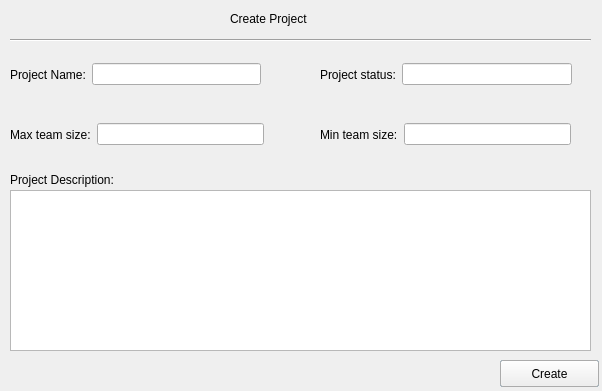
Qt form D1/createprojectview.ui (GuelorEmanuel/Team-Tech-Support) before a commit.
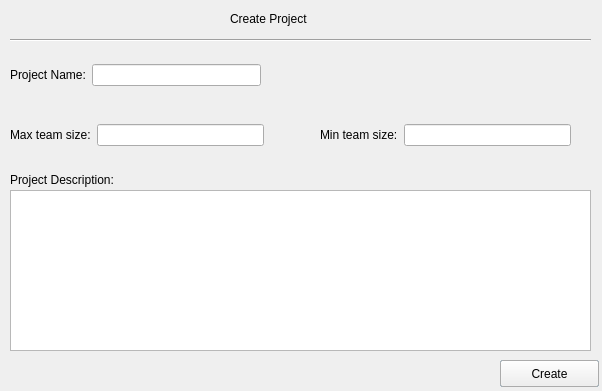
The same form after that commit.

Commit message: Connected create project view, control, and model

Diff of the .ui file:
```diff
--- a/D1/createprojectview.ui
+++ b/D1/createprojectview.ui
@@ -88,35 +88,13 @@
     </rect>
    </property>
   </widget>
-  <widget class="QWidget" name="">
-   <property name="geometry">
-    <rect>
-     <x>320</x>
-     <y>60</y>
-     <width>252</width>
-     <height>29</height>
-    </rect>
-   </property>
-   <layout class="QHBoxLayout" name="horizontalLayout">
-    <item>
-     <widget class="QLabel" name="label_2">
-      <property name="text">
-       <string>Project status:</string>
-      </property>
-     </widget>
-    </item>
-    <item>
-     <widget class="QLineEdit" name="projectStatusLE"/>
-    </item>
-   </layout>
-  </widget>
-  <widget class="QWidget" name="">
+  <widget class="QWidget" name="layoutWidget">
    <property name="geometry">
     <rect>
      <x>10</x>
      <y>60</y>
      <width>251</width>
-     <height>29</height>
+     <height>30</height>
     </rect>
    </property>
    <layout class="QHBoxLayout" name="horizontalLayout_2">
@@ -132,13 +110,13 @@
     </item>
    </layout>
   </widget>
-  <widget class="QWidget" name="">
+  <widget class="QWidget" name="layoutWidget">
    <property name="geometry">
     <rect>
      <x>10</x>
      <y>120</y>
      <width>254</width>
-     <height>29</height>
+     <height>30</height>
     </rect>
    </property>
    <layout class="QHBoxLayout" name="horizontalLayout_3">
@@ -154,13 +132,13 @@
     </item>
    </layout>
   </widget>
-  <widget class="QWidget" name="">
+  <widget class="QWidget" name="layoutWidget">
    <property name="geometry">
     <rect>
      <x>320</x>
      <y>120</y>
      <width>251</width>
-     <height>29</height>
+     <height>30</height>
     </rect>
    </property>
    <layout class="QHBoxLayout" name="horizontalLayout_4">
```
Left out of the diff: 16 changed lines with no effect on the pictures. The commit also changes 3 other files.
